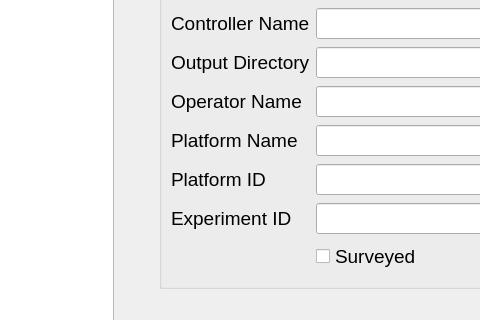
This is source/dysense_designer.ui in DySense/DySense as Qt 5 draws it before an edit; both pictures show x 151 to 631 and y 106 to 426 of the 1299 by 873 pixel window. The edited form follows.
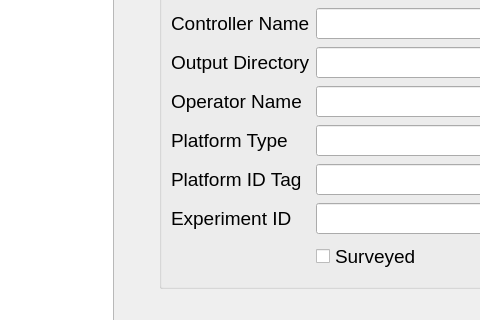
This is the edited form.

Commit message: Replace platform name/ID with platform type/tag since that is how we're going to store platforms in the database.

What changed in the file:
```diff
--- a/source/dysense_designer.ui
+++ b/source/dysense_designer.ui
@@ -282,7 +282,7 @@
                  <item row="3" column="0">
                   <widget class="QLabel" name="platform_name_label">
                    <property name="text">
-                    <string>Platform Name</string>
+                    <string>Platform Type</string>
                    </property>
                   </widget>
                  </item>
@@ -292,7 +292,7 @@
                  <item row="4" column="0">
                   <widget class="QLabel" name="platform_id_label">
                    <property name="text">
-                    <string>Platform ID</string>
+                    <string>Platform ID Tag</string>
                    </property>
                   </widget>
                  </item>
```
Left out of the diff: 10 changed lines with no effect on the pictures. The commit also changes 4 other files.
